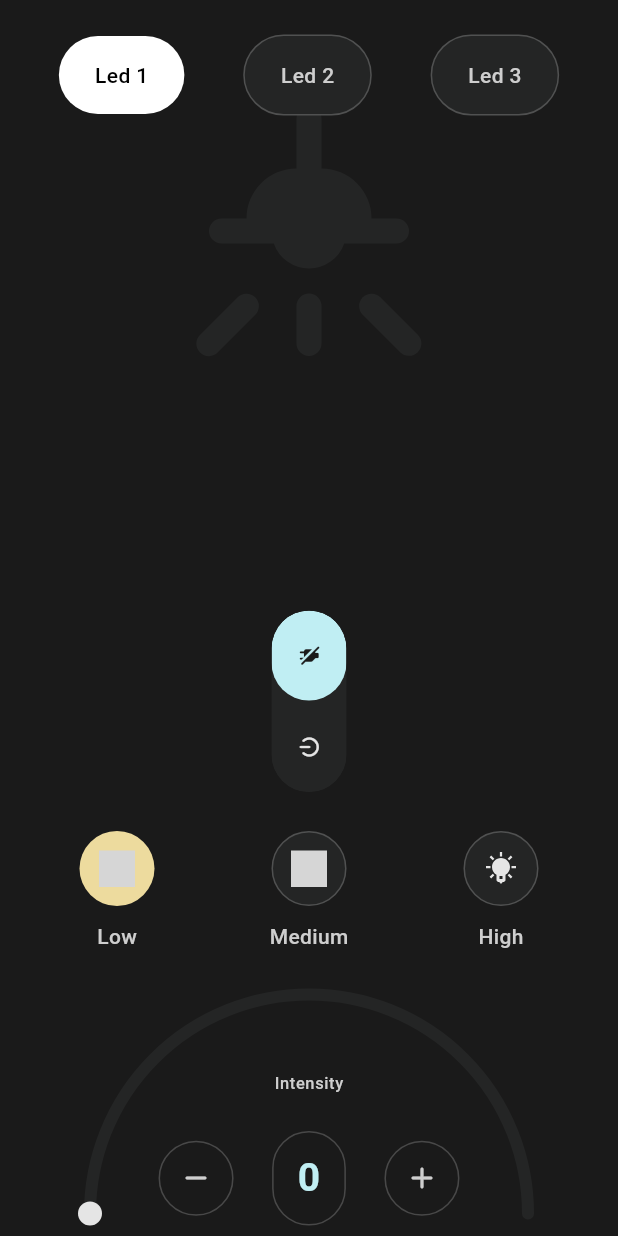
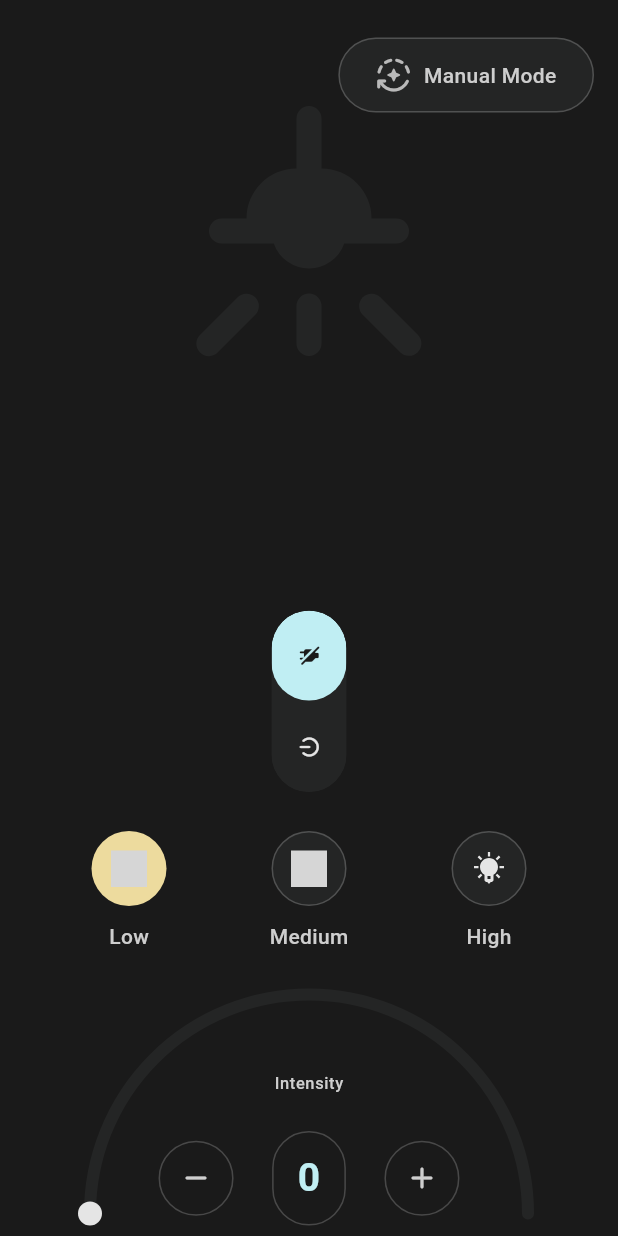
Before and after one commit to KenStarry/Flutter_IOT_Based_Smart_Lighting, a Flutter app: the screen it shows after launch, on a phone screen of 412 x 824 dp. Run offline on Flutter 3.47's test engine with Material 3 defaults, Android fonts, the phone set to English and light mode, and no system bars; drawn by our look-alikes of sleek_circular_slider, toggle_switch; our stand-ins replace flutter_svg, get, slider_button; grey boxes are pictures that could not be loaded.

Commit message:
Manual mode activated

```diff
--- a/lib/feature_home/presentation/components/led_pill.dart
+++ b/lib/feature_home/presentation/components/led_pill.dart
@@ -4,12 +4,14 @@ import 'package:smart_lighting/theme/colors.dart';
 class LedPill extends StatelessWidget {
   final String title;
   final bool isActive;
+  final Icon? icon;
   final VoidCallback onTap;
 
   const LedPill(
       {super.key,
       required this.title,
       required this.isActive,
+      this.icon,
       required this.onTap});
 
   @override
@@ -18,11 +20,11 @@ class LedPill extends StatelessWidget {
       child: GestureDetector(
         onTap: onTap,
         child: Container(
-          padding: const EdgeInsets.symmetric(horizontal: 24, vertical: 16),
+          padding: const EdgeInsets.symmetric(horizontal: 24, vertical: 12),
           decoration: BoxDecoration(
               borderRadius: BorderRadius.circular(100),
               color:
-                  isActive ? Colors.white : Theme.of(context).primaryColorDark,
+                  isActive ? Theme.of(context).primaryColor : Theme.of(context).primaryColorDark,
               border: isActive
                   ? null
                   : Border.all(
@@ -30,14 +32,29 @@ class LedPill extends StatelessWidget {
                       width: 1,
                     )),
           child: Center(
-            child: Text(title,
+            child: Row(
+              children: [
+                icon == null
+                    ? const SizedBox.shrink()
+                    : Row(
+                        children: [
+                          icon!,
+                          const SizedBox(
+                            width: 8,
+                          )
+                        ],
+                      ),
+                Text(title,
                     style: TextStyle(
-                    fontSize: Theme.of(context).textTheme.bodyMedium!.fontSize,
+                        fontSize:
+                            Theme.of(context).textTheme.bodyMedium!.fontSize,
                         fontWeight:
                             Theme.of(context).textTheme.bodyMedium!.fontWeight,
                         color: isActive
                             ? Colors.black
                             : Theme.of(context).textTheme.bodyMedium!.color)),
+              ],
+            ),
           ),
         ),
       ),
--- a/lib/feature_home/presentation/components/led_toggles_section.dart
+++ b/lib/feature_home/presentation/components/led_toggles_section.dart
@@ -29,18 +29,23 @@ class _LedTogglesSectionState extends State<LedTogglesSection> {
       height: 100,
       color: Colors.transparent,
       child: Row(
-        mainAxisAlignment: MainAxisAlignment.spaceEvenly,
+        mainAxisAlignment: MainAxisAlignment.end,
         crossAxisAlignment: CrossAxisAlignment.center,
-        children: leds
-            .map((led) => Obx(
-                  () => LedPill(
-                      title: led,
-                      isActive: _homeController.activeLed.value == led,
-                      onTap: () {
-                        _homeController.setActiveLed(led: led);
-                      }),
-                ))
-            .toList(),
+        children: [
+          //  timer mode
+
+          //  manual mode
+          Obx(
+            () => LedPill(
+                title: 'Manual Mode',
+                icon: Icon(Icons.auto_mode_rounded),
+                isActive: _homeController.manualMode.value,
+                onTap: () {
+                  _homeController.setManualMode(
+                      manualMode: !_homeController.manualMode.value);
+                }),
+          )
+        ],
       ),
     );
   }
--- a/lib/feature_home/presentation/controller/home_controller.dart
+++ b/lib/feature_home/presentation/controller/home_controller.dart
@@ -1,6 +1,7 @@
 import 'package:get/get.dart';
 
 class HomeController extends GetxController {
+  final manualMode = false.obs;
   final activeLed = "Led 1".obs;
   final activeLedMode = "Low".obs;
   final bulbOn = false.obs;
@@ -8,6 +9,9 @@ class HomeController extends GetxController {
   final ledLowLevel = 0.0.obs;
   final ledMediumLevel = 100.0.obs;
   final ledHighLevel = 255.0.obs;
+
+  void setManualMode({required bool manualMode}) =>
+      this.manualMode.value = manualMode;
 
   void setBulbOn({required bool isOn}) => bulbOn.value = isOn;
 
--- a/lib/feature_home/presentation/home_page.dart
+++ b/lib/feature_home/presentation/home_page.dart
@@ -42,6 +42,7 @@ class _HomePageState extends State<HomePage> {
             child: Container(
           width: double.infinity,
           height: double.infinity,
+          padding: const EdgeInsets.symmetric(horizontal: 16),
           color: Theme.of(context).scaffoldBackgroundColor,
           child: Column(
             children: [
```
Lines whose indentation alone changed are shown as unchanged.
